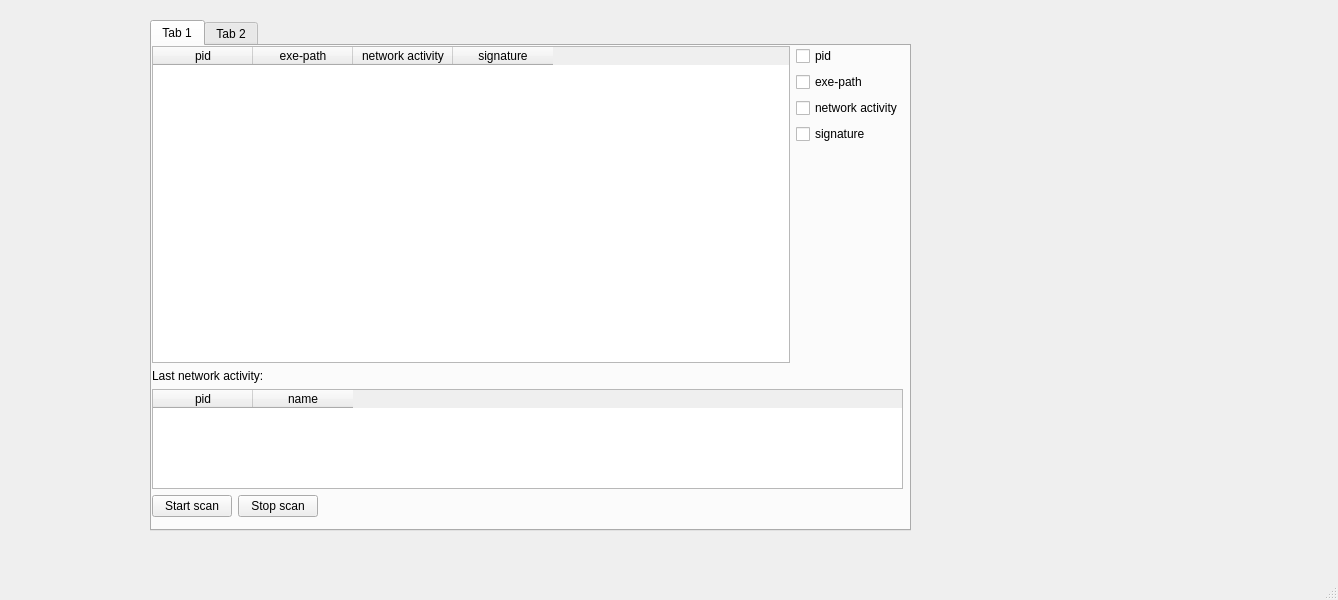
The window that gui/main_window.ui (maximss635/SPBPU-MSPZA) describes before a commit, drawn with Qt 5.
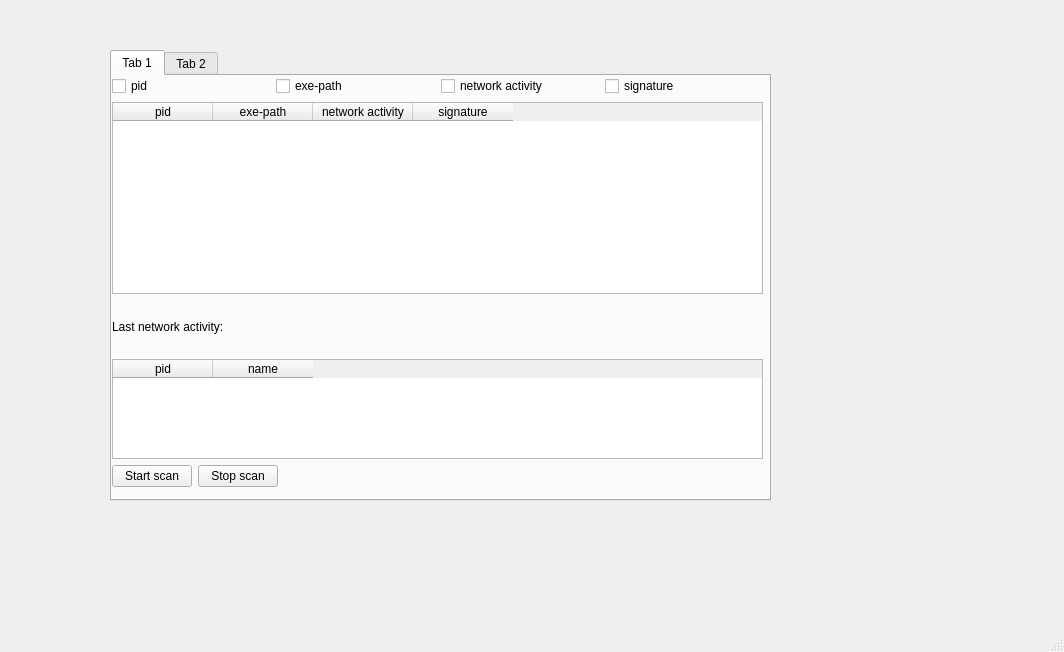
The same window after the commit.

What changed in the file:
```diff
--- a/gui/main_window.ui
+++ b/gui/main_window.ui
@@ -6,8 +6,8 @@
    <rect>
     <x>0</x>
     <y>0</y>
-    <width>1338</width>
-    <height>600</height>
+    <width>1064</width>
+    <height>652</height>
    </rect>
   </property>
   <property name="windowTitle">
@@ -17,10 +17,10 @@
    <widget class="QTabWidget" name="tabWidget">
     <property name="geometry">
      <rect>
-      <x>150</x>
-      <y>20</y>
-      <width>761</width>
-      <height>511</height>
+      <x>110</x>
+      <y>50</y>
+      <width>661</width>
+      <height>451</height>
      </rect>
     </property>
     <property name="currentIndex">
@@ -30,45 +30,19 @@
      <attribute name="title">
       <string>Tab 1</string>
      </attribute>
-     <widget class="QWidget" name="layoutWidget">
+     <widget class="QWidget" name="">
       <property name="geometry">
        <rect>
         <x>0</x>
         <y>0</y>
-        <width>751</width>
-        <height>471</height>
+        <width>651</width>
+        <height>411</height>
        </rect>
       </property>
-      <layout class="QVBoxLayout" name="verticalLayout">
-       <item>
-        <layout class="QHBoxLayout" name="horizontalLayout_3">
-         <item>
-          <widget class="QTableWidget" name="main_table">
-           <column>
-            <property name="text">
-             <string>pid</string>
-            </property>
-           </column>
-           <column>
-            <property name="text">
-             <string>exe-path</string>
-            </property>
-           </column>
-           <column>
-            <property name="text">
-             <string>network activity</string>
-            </property>
-           </column>
-           <column>
-            <property name="text">
-             <string>signature</string>
-            </property>
-           </column>
-          </widget>
-         </item>
-         <item>
           <layout class="QVBoxLayout" name="verticalLayout_3">
            <item>
+        <layout class="QHBoxLayout" name="horizontalLayout_4">
+         <item>
             <widget class="QCheckBox" name="checkBox_pid">
              <property name="text">
               <string>pid</string>
@@ -96,23 +70,34 @@
              </property>
             </widget>
            </item>
+        </layout>
+       </item>
            <item>
-            <spacer name="verticalSpacer">
-             <property name="orientation">
-              <enum>Qt::Vertical</enum>
-             </property>
-             <property name="sizeHint" stdset="0">
-              <size>
-               <width>20</width>
-               <height>20</height>
-              </size>
-             </property>
-            </spacer>
-           </item>
-          </layout>
-         </item>
-        </layout>
-       </item>
+        <widget class="QTableWidget" name="main_table">
+         <column>
+          <property name="text">
+           <string>pid</string>
+          </property>
+         </column>
+         <column>
+          <property name="text">
+           <string>exe-path</string>
+          </property>
+         </column>
+         <column>
+          <property name="text">
+           <string>network activity</string>
+          </property>
+         </column>
+         <column>
+          <property name="text">
+           <string>signature</string>
+          </property>
+         </column>
+        </widget>
+       </item>
+       <item>
+        <layout class="QVBoxLayout" name="verticalLayout">
        <item>
         <widget class="QLabel" name="label">
          <property name="text">
@@ -140,8 +125,10 @@
          </column>
         </widget>
        </item>
+        </layout>
+       </item>
        <item>
-        <layout class="QHBoxLayout" name="horizontalLayout">
+        <layout class="QHBoxLayout" name="horizontalLayout_2">
          <item>
           <widget class="QPushButton" name="button_start_scan">
            <property name="text">
@@ -208,7 +195,7 @@
         </widget>
        </item>
        <item>
-        <layout class="QHBoxLayout" name="horizontalLayout_2">
+        <layout class="QHBoxLayout" name="horizontalLayout">
          <item>
           <widget class="QPushButton" name="button_add">
            <property name="text">
@@ -242,6 +229,17 @@
      </widget>
     </widget>
    </widget>
+   <widget class="QWidget" name="">
+    <property name="geometry">
+     <rect>
+      <x>0</x>
+      <y>0</y>
+      <width>2</width>
+      <height>2</height>
+     </rect>
+    </property>
+    <layout class="QVBoxLayout" name="verticalLayout_4"/>
+   </widget>
   </widget>
   <widget class="QMenuBar" name="menubar">
    <property name="geometry">
```
Left out of the diff: 12 changed lines with no effect on the pictures. Lines whose indentation alone changed are shown as unchanged.
